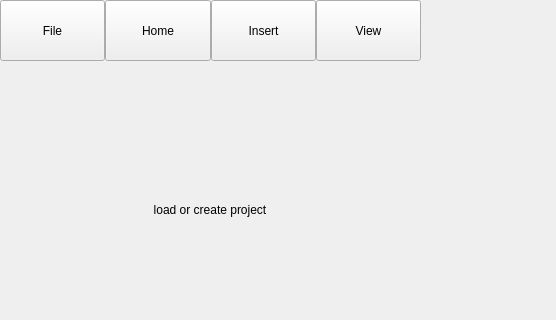
The window that src/qt/main.ui (odomaj/SolidKindaWorks) describes before a commit, drawn with Qt 5; both pictures show x 0 to 556 and y 0 to 320 of the 800 by 600 pixel window.
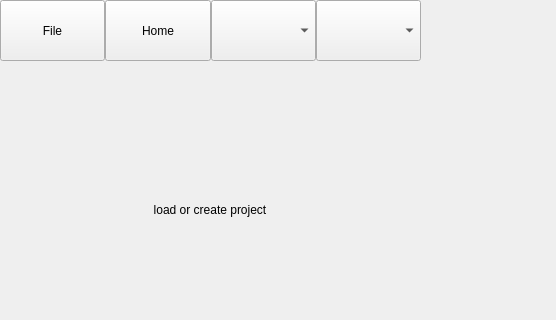
The same window after the commit.

Commit message: drop downs added

Patch:
```diff
--- a/src/qt/main.ui
+++ b/src/qt/main.ui
@@ -76,27 +76,33 @@
       </widget>
      </item>
      <item>
-      <widget class="QPushButton" name="Insert">
+      <widget class="QComboBox" name="Insert">
        <property name="sizePolicy">
         <sizepolicy hsizetype="Minimum" vsizetype="Minimum">
          <horstretch>0</horstretch>
          <verstretch>0</verstretch>
         </sizepolicy>
        </property>
-       <property name="text">
+       <property name="currentIndex">
+        <number>-1</number>
+       </property>
+       <property name="placeholderText">
         <string>Insert</string>
        </property>
       </widget>
      </item>
      <item>
-      <widget class="QPushButton" name="View">
+      <widget class="QComboBox" name="View">
        <property name="sizePolicy">
         <sizepolicy hsizetype="Minimum" vsizetype="Minimum">
          <horstretch>0</horstretch>
          <verstretch>0</verstretch>
         </sizepolicy>
        </property>
-       <property name="text">
+       <property name="currentIndex">
+        <number>-1</number>
+       </property>
+       <property name="placeholderText">
         <string>View</string>
        </property>
       </widget>
```
Left out of the diff: 31 changed lines with no effect on the pictures.
